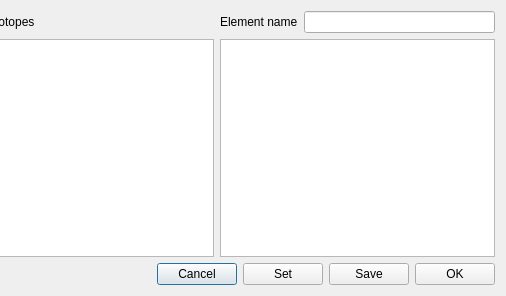
k61n/openhkl, file apps/NSXQt/ui/Chemistry/ElementManagerDialog.ui: the form before one commit; both pictures show x 354 to 860 and y 0 to 296 of the 860 by 296 pixel window.
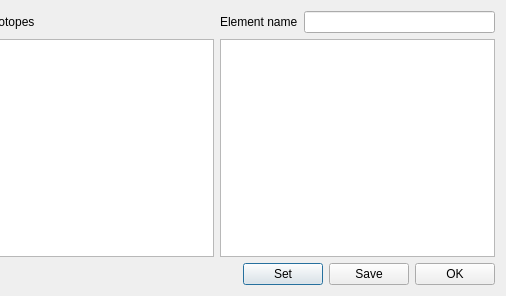
The form after the commit. Custom widgets are drawn as their Qt base class.

Commit message: Removed the Cancel button of ElementManagerDialog and NumorsConversionDialog for being self-consistent with NSXt dialog style

The edit to the form file:
```diff
--- a/apps/NSXQt/ui/Chemistry/ElementManagerDialog.ui
+++ b/apps/NSXQt/ui/Chemistry/ElementManagerDialog.ui
@@ -114,25 +114,6 @@
        </property>
       </spacer>
      </item>
-     <item>
-      <widget class="QPushButton" name="cancelButton">
-       <property name="sizePolicy">
-        <sizepolicy hsizetype="Fixed" vsizetype="Fixed">
-         <horstretch>0</horstretch>
-         <verstretch>0</verstretch>
-        </sizepolicy>
-       </property>
-       <property name="maximumSize">
-        <size>
-         <width>110</width>
-         <height>16777215</height>
-        </size>
-       </property>
-       <property name="text">
-        <string>Cancel</string>
-       </property>
-      </widget>
-     </item>
      <item>
       <widget class="QPushButton" name="setButton">
        <property name="sizePolicy">
```
The commit also changes 6 other files.
